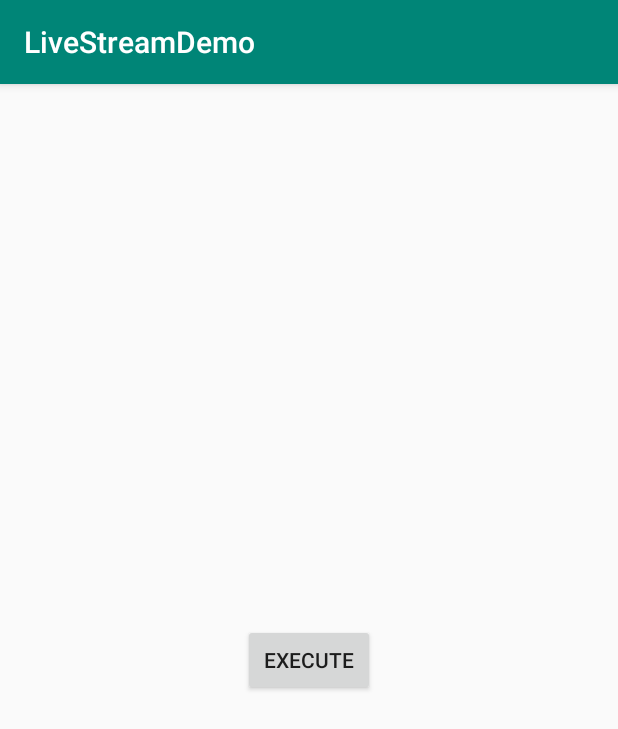
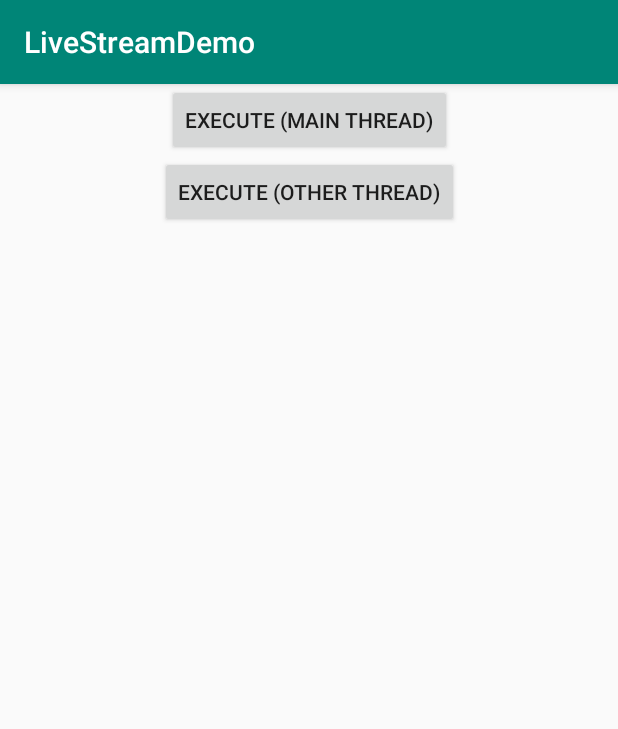
Before and after one commit to PatilShreyas/LiveStream-kt, an Android app: the screen it shows after launch (MainActivity), on a phone screen of 412 x 824 dp. Shown: the top 729 px of the screen. Run offline under Robolectric (Android 15) with nearby library versions, the phone set to English and light mode, and no system bars.

Commit message:
Updated methods and name

```diff
--- a/app/build.gradle
+++ b/app/build.gradle
@@ -35,7 +35,7 @@ dependencies {
 
     // Android
     implementation 'androidx.appcompat:appcompat:1.1.0'
-    implementation 'androidx.core:core-ktx:1.1.0'
+    implementation 'androidx.core:core-ktx:1.2.0'
     implementation 'androidx.constraintlayout:constraintlayout:1.1.3'
 
     testImplementation 'junit:junit:4.12'
--- a/app/src/main/java/com/shreyaspatil/livestream/example/AsyncProcessor.kt
+++ b/app/src/main/java/com/shreyaspatil/livestream/example/AsyncProcessor.kt
@@ -7,6 +7,7 @@ class AsyncProcessor {
     private val liveStream = LiveStream<String>()
 
     fun execute() {
+        // Emit value from main thread
         CoroutineScope(Dispatchers.Main).launch {
             val asyncTask = async{ asyncTask() }
             val response = asyncTask.await()
@@ -17,7 +18,8 @@ class AsyncProcessor {
 
     }
 
-    fun otherThreadExecute() {
+    fun executeInBackground() {
+        // Create thread and emit value from another thread
         Thread(Runnable {
             liveStream.post("response", "Hello from Other thread")
         }).start()
--- a/app/src/main/java/com/shreyaspatil/livestream/example/MainActivity.kt
+++ b/app/src/main/java/com/shreyaspatil/livestream/example/MainActivity.kt
@@ -5,39 +5,49 @@ import android.util.Log
 import android.widget.Toast
 import androidx.appcompat.app.AppCompatActivity
 import com.shreyaspatil.livestream.LiveStream
-import com.shreyaspatil.livestream.extension.on
+import com.shreyaspatil.livestream.StreamObserver
+import com.shreyaspatil.livestream.extension.subscribe
 import kotlinx.android.synthetic.main.activity_main.*
 
 class MainActivity : AppCompatActivity() {
 
     private val liveStream = LiveStream<String>()
+    private lateinit var observer: StreamObserver<String>
 
     override fun onCreate(savedInstanceState: Bundle?) {
         super.onCreate(savedInstanceState)
         setContentView(R.layout.activity_main)
 
-        // Initialize LiveStream instance
-        initLiveStream()
+        button_exec_main.setOnClickListener {
+            // Execute background task on main thread
+            AsyncProcessor().execute()
+        }
 
-        button_execute.setOnClickListener {
-            // Execute background task
-//            AsyncProcessor().execute()
-            AsyncProcessor().otherThreadExecute()
-        }
-    }
-
-    private fun initLiveStream() {
-        // Subscribe to 'response' stream using on() method.
-        // Whenever value is emitted to 'response' stream,
-        // below block is executed.
-
-        liveStream.on("response", null) { response ->
-            Log.w("TESTING_RESPONSE", response)
-            showToast(response)
+        button_exec_thread.setOnClickListener {
+            // Execute background task on other thread
+            AsyncProcessor().executeInBackground()
         }
     }
 
     private fun showToast(message: String?) {
         Toast.makeText(this, message, Toast.LENGTH_SHORT).show()
     }
+
+    override fun onStart() {
+        super.onStart()
+
+        // Subscribe to 'response' stream using subscribe() method.
+        // Whenever value is emitted to 'response' stream,
+        // below block is executed.
+
+        observer = liveStream.subscribe("response") { response ->
+            Log.w("TESTING_RESPONSE", response!!)
+            showToast(response)
+        }
+    }
+
+    override fun onStop() {
+        super.onStop()
+        liveStream.unsubscribe(observer)
+    }
 }
--- a/app/src/main/res/layout/activity_main.xml
+++ b/app/src/main/res/layout/activity_main.xml
@@ -7,13 +7,23 @@
     tools:context=".MainActivity">
 
     <Button
-        android:id="@+id/button_execute"
+        android:id="@+id/button_exec_main"
         android:layout_width="wrap_content"
         android:layout_height="wrap_content"
-        android:text="@string/text_execute"
-        app:layout_constraintBottom_toBottomOf="parent"
-        app:layout_constraintLeft_toLeftOf="parent"
-        app:layout_constraintRight_toRightOf="parent"
-        app:layout_constraintTop_toTopOf="parent"/>
+        android:text="@string/text_execute_main"
+        app:layout_constraintBottom_toTopOf="@+id/button_exec_thread"
+        app:layout_constraintEnd_toEndOf="parent"
+        app:layout_constraintHorizontal_bias="0.5"
+        app:layout_constraintStart_toStartOf="parent"
+        app:layout_constraintTop_toTopOf="parent" />
+
+    <Button
+        android:id="@+id/button_exec_thread"
+        android:layout_width="wrap_content"
+        android:layout_height="wrap_content"
+        android:text="@string/text_execute_thread"
+        app:layout_constraintEnd_toEndOf="parent"
+        app:layout_constraintStart_toStartOf="parent"
+        app:layout_constraintTop_toBottomOf="@+id/button_exec_main" />
 
 </androidx.constraintlayout.widget.ConstraintLayout>
--- a/app/src/main/res/values/strings.xml
+++ b/app/src/main/res/values/strings.xml
@@ -1,4 +1,5 @@
 <resources>
     <string name="app_name">LiveStreamDemo</string>
-    <string name="text_execute">Execute</string>
+    <string name="text_execute_main">Execute (Main Thread)</string>
+    <string name="text_execute_thread">Execute (Other Thread)</string>
 </resources>
--- a/livestream-kt/src/main/java/com/shreyaspatil/livestream/ILiveStream.kt
+++ b/livestream-kt/src/main/java/com/shreyaspatil/livestream/ILiveStream.kt
@@ -1,15 +1,13 @@
 package com.shreyaspatil.livestream
 
-import androidx.lifecycle.LifecycleObserver
+internal interface ILiveStream<T : Any> {
+    fun set(stream: String, value: T?)
+    fun post(stream: String, value: T?)
+    fun subscribe(
+        stream: String,
+        onChangeListener: LiveStream.OnChangeListener<T>
+    ): StreamObserver<T>
 
-internal interface ILiveStream<T> {
-    fun set(key: String, value: T?)
-    fun post(key: String, value: T?)
-    fun on(
-        key: String,
-        owner: LifecycleObserver?,
-        onChangeListener: LiveStream.OnChangeListener<T>?
-    )
-
-    fun getValue(key: String): T?
+    fun unsubscribe(observer: StreamObserver<T>)
+    fun getValue(stream: String): T?
 }
--- a/livestream-kt/src/main/java/com/shreyaspatil/livestream/LiveStream.kt
+++ b/livestream-kt/src/main/java/com/shreyaspatil/livestream/LiveStream.kt
@@ -3,7 +3,6 @@ package com.shreyaspatil.livestream
 import android.annotation.SuppressLint
 import androidx.annotation.MainThread
 import androidx.arch.core.executor.ArchTaskExecutor
-import androidx.lifecycle.LifecycleObserver
 import com.shreyaspatil.livestream.data.DataStore
 
 // TODO Documentation
@@ -20,6 +19,7 @@ class LiveStream<T : Any> : ILiveStream<T> {
     private val mPostRunnable = Runnable {
         var newValue: Any?
         var newKey: String?
+
         synchronized(mDataLock) {
             newValue = mPendingValue
             newKey = mPendingKey
@@ -33,29 +33,27 @@ class LiveStream<T : Any> : ILiveStream<T> {
         }
     }
 
-    // TODO Lifecycle
-
-    override fun on(
-        key: String,
-        owner: LifecycleObserver?,
-        onChangeListener: OnChangeListener<T>?
-    ) {
-        mStorage?.setListener(key, onChangeListener)
+    override fun subscribe(
+        stream: String,
+        onChangeListener: OnChangeListener<T>
+    ): StreamObserver<T> {
+        mStorage?.setListener(stream, onChangeListener)
+        return StreamObserver(stream, onChangeListener)
     }
 
-    override fun getValue(key: String): T? = mStorage?.getValue(key)
+    override fun getValue(stream: String): T? = mStorage?.getValue(stream)
 
     @MainThread
-    override fun set(key: String, value: T?) {
-        mStorage?.setValue(key, value)
+    override fun set(stream: String, value: T?) {
+        mStorage?.setValue(stream, value)
     }
 
     @SuppressLint("RestrictedApi")
-    override fun post(key: String, value: T?) {
+    override fun post(stream: String, value: T?) {
         var postTask: Boolean
         synchronized(mDataLock) {
             postTask = mPendingValue == UNSET
-            mPendingKey = key
+            mPendingKey = stream
             mPendingValue = value
         }
 
@@ -66,6 +64,10 @@ class LiveStream<T : Any> : ILiveStream<T> {
         ArchTaskExecutor.getInstance().postToMainThread(mPostRunnable)
     }
 
+    override fun unsubscribe(observer: StreamObserver<T>) {
+        mStorage?.removeListener(observer.stream, observer.onChangeListener)
+    }
+
     interface OnChangeListener<T> {
         fun onChange(value: T?)
     }
--- /dev/null
+++ b/livestream-kt/src/main/java/com/shreyaspatil/livestream/StreamObserver.kt
@@ -0,0 +1,7 @@
+package com.shreyaspatil.livestream
+
+class StreamObserver<T : Any> internal constructor(
+    val stream: String,
+    internal val onChangeListener: LiveStream.OnChangeListener<T>
+) {
+}
--- a/livestream-kt/src/main/java/com/shreyaspatil/livestream/data/DataStore.kt
+++ b/livestream-kt/src/main/java/com/shreyaspatil/livestream/data/DataStore.kt
@@ -58,6 +58,10 @@ class DataStore<T : Any> private constructor() {
         return mDataItemsMap[key]?.value
     }
 
+    fun removeListener(key: String, onChangeListener: LiveStream.OnChangeListener<T>?) {
+        mDataItemsMap[key]?.onChangeListener?.remove(onChangeListener)
+    }
+
     private fun logError(e: Exception) {
         Log.e(javaClass.simpleName, e.message, e)
     }
--- a/livestream-kt/src/main/java/com/shreyaspatil/livestream/extension/Extension.kt
+++ b/livestream-kt/src/main/java/com/shreyaspatil/livestream/extension/Extension.kt
@@ -1,17 +1,13 @@
 package com.shreyaspatil.livestream.extension
 
-import androidx.lifecycle.LifecycleObserver
 import com.shreyaspatil.livestream.LiveStream
 
 @Suppress("unused")
-fun <T : Any> LiveStream<T>.on(
+fun <T : Any> LiveStream<T>.subscribe(
     key: String,
-    owner: LifecycleObserver?,
     onChangeCallback: (T?) -> Unit
-) {
-    on(key, owner, object : LiveStream.OnChangeListener<T> {
+) = subscribe(key, object : LiveStream.OnChangeListener<T> {
         override fun onChange(value: T?) {
             onChangeCallback(value)
         }
     })
-}
--- a/livestream-kt/src/main/res/values/strings.xml
+++ /dev/null
@@ -1,3 +0,0 @@
-<resources>
-    <string name="app_name">LiveStream-kt</string>
-</resources>
```
